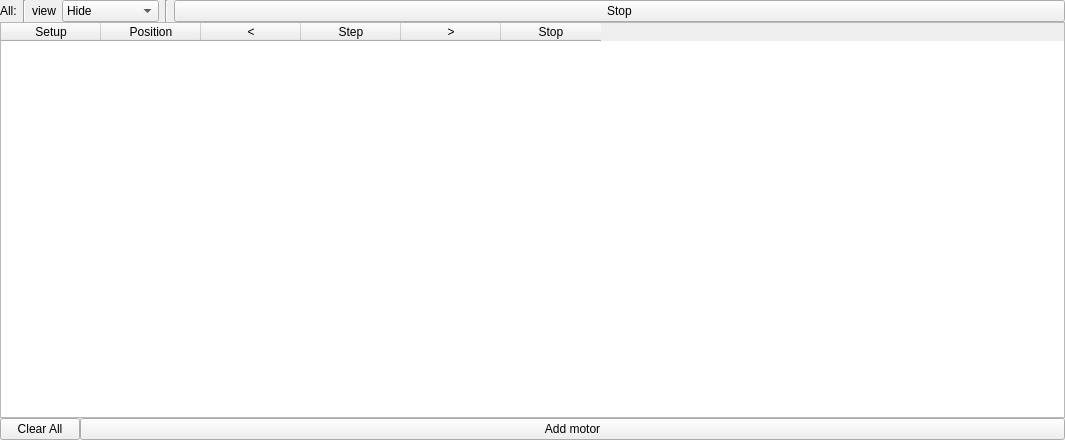
This is qmotorstack/qmotorstack.ui in AustralianSynchrotron/motorcontrol as Qt 5 draws it before an edit. The edited form follows.
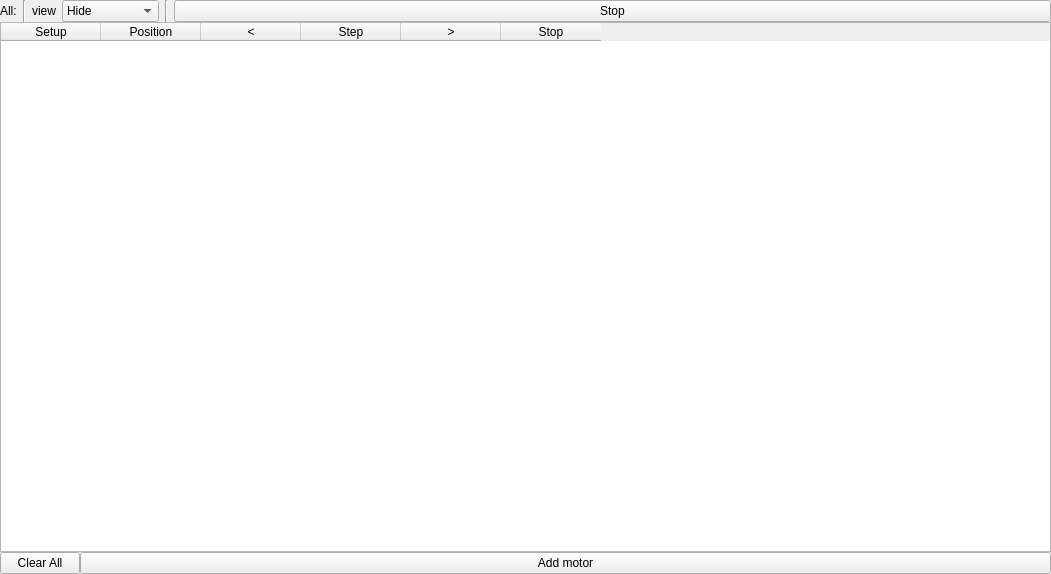
This is the edited form.

What changed in the file:
```diff
--- a/qmotorstack/qmotorstack.ui
+++ b/qmotorstack/qmotorstack.ui
@@ -6,8 +6,8 @@
    <rect>
     <x>0</x>
     <y>0</y>
-    <width>1065</width>
-    <height>440</height>
+    <width>1051</width>
+    <height>574</height>
    </rect>
   </property>
   <property name="sizePolicy">
```
